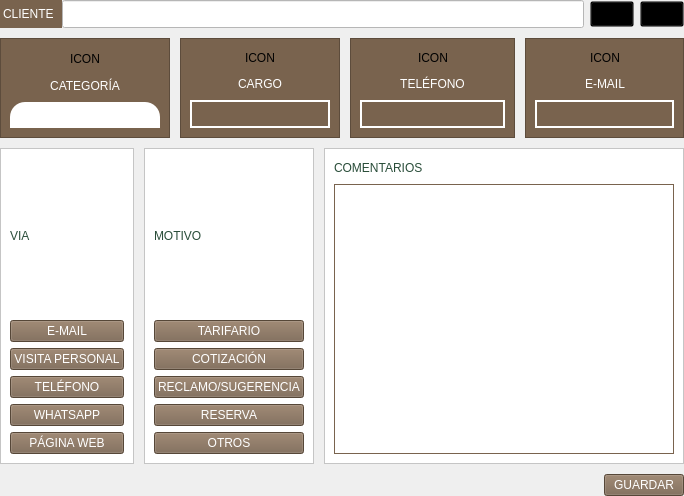
Before: the Qt Designer form page_1.ui in altitude-solutions/Camino_Real_Desktop, drawn with Qt 5.
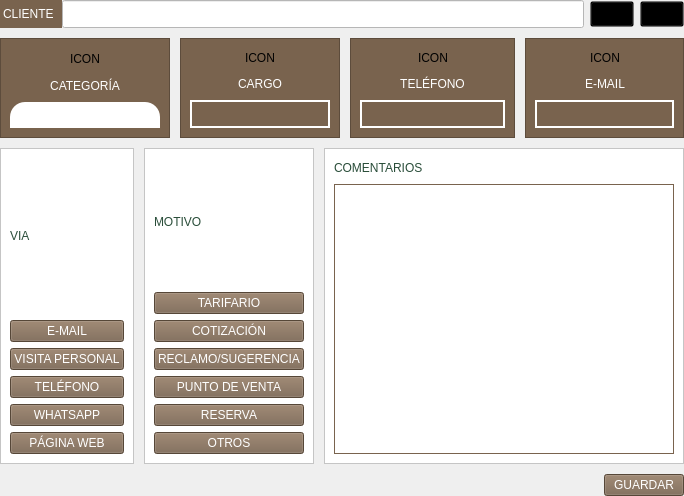
After: the same form once the commit is applied.

```diff
--- a/page_1.ui
+++ b/page_1.ui
@@ -882,6 +882,23 @@
               </property>
              </widget>
             </item>
+            <item>
+             <widget class="QPushButton" name="lead">
+              <property name="styleSheet">
+               <string notr="true">font: 10pt &quot;MS Shell Dlg 2&quot;;
+color:white;
+background-color:#79634E;;
+min-width:8.5em;
+max-width:8.5em;
+min-height:1.7em;
+max-height:1.7em;
+</string>
+              </property>
+              <property name="text">
+               <string>PUNTO DE VENTA</string>
+              </property>
+             </widget>
+            </item>
             <item>
              <widget class="QPushButton" name="reserva_butt">
               <property name="styleSheet">
```
Left out of the diff: 20 changed lines with no effect on the pictures.
